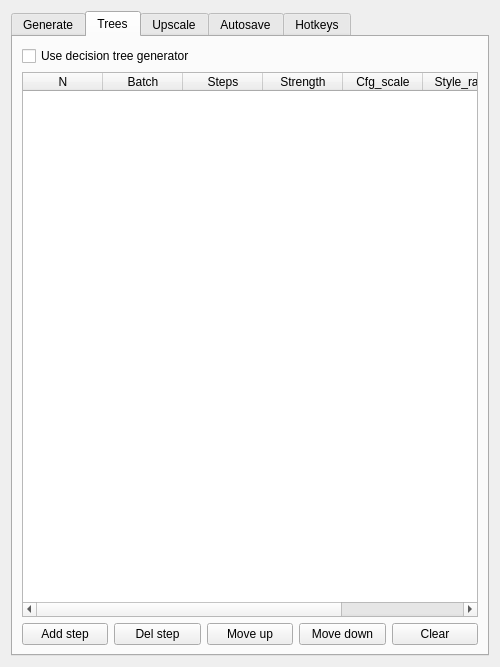
Qt form sd_plugin/sdcfgdialog.ui (matrixsmaster/MILLA) before a commit.
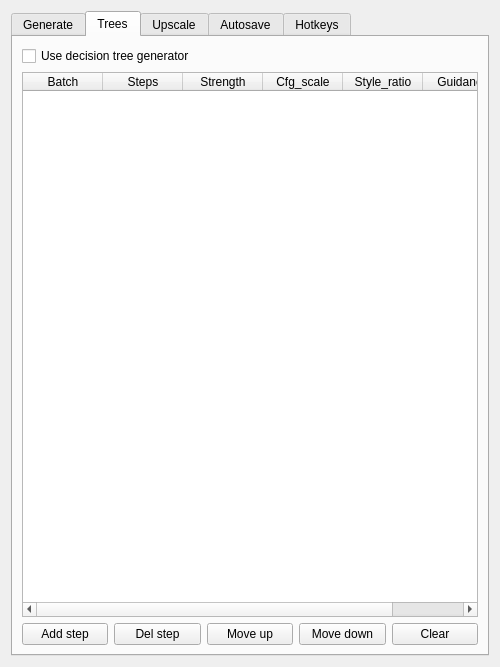
The same form after that commit. The open tabs and pages were chosen to show the change. Icons and pictures are not drawn.

```diff
--- a/sd_plugin/sdcfgdialog.ui
+++ b/sd_plugin/sdcfgdialog.ui
@@ -455,11 +455,6 @@
          <attribute name="horizontalHeaderDefaultSectionSize">
           <number>80</number>
          </attribute>
-         <column>
-          <property name="text">
-           <string>N</string>
-          </property>
-         </column>
          <column>
           <property name="text">
            <string>Batch</string>
```
Left out of the diff: 12 changed lines with no effect on the pictures.
